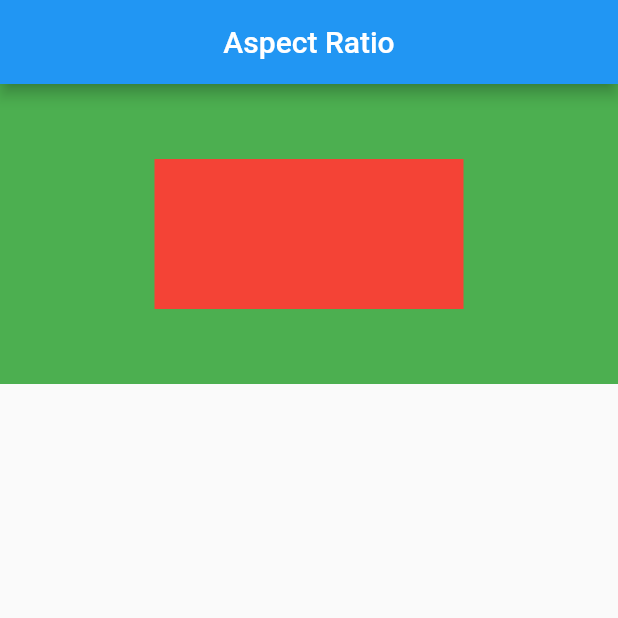
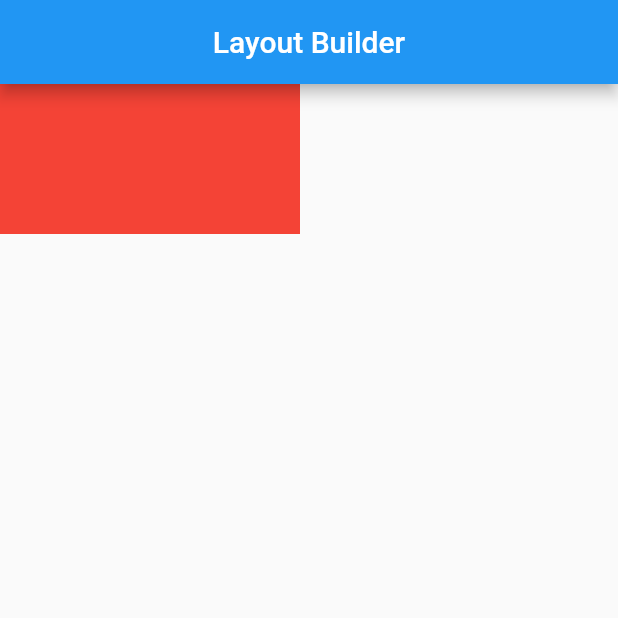
Before and after one commit to Nahid-web/flutter_ostad, a Flutter app: the screen it shows after launch, on a phone screen of 412 x 824 dp, the top half of it. Run offline on Flutter 3.47's test engine with Material 2 defaults, Android fonts, the light colour scheme and no system bars.

Commit message:
LayoutBuilder

```diff
--- a/lib/main.dart
+++ b/lib/main.dart
@@ -12,21 +12,28 @@ class MyApp extends StatelessWidget {
     return MaterialApp(
       home: Scaffold(
         appBar: AppBar(
-          title: const Text('Aspect Ratio'),
+          title: const Text('Layout Builder'),
           centerTitle: true,
         ),
-        body: Container(
-          width: double.infinity,
-          height: 200,
-          alignment: Alignment.center,
-          color: Colors.green,
-          child: FractionallySizedBox(
-            widthFactor: 0.5,
-            heightFactor: 0.5,
-            child: Container(
-              color: Colors.red,
-            ),
-          ),
+        body: LayoutBuilder(
+          builder: (BuildContext context, BoxConstraints constraints){
+            if(constraints.maxWidth > 600){
+              return Container(
+                height: 200,
+                width: 400,
+                color: Colors.green,
+
+              );
+            }
+            else {
+              return Container(
+                height: 100,
+                width: 200,
+                color: Colors.red,
+
+              );
+            }
+          },
         ),
       ),
     );
```
